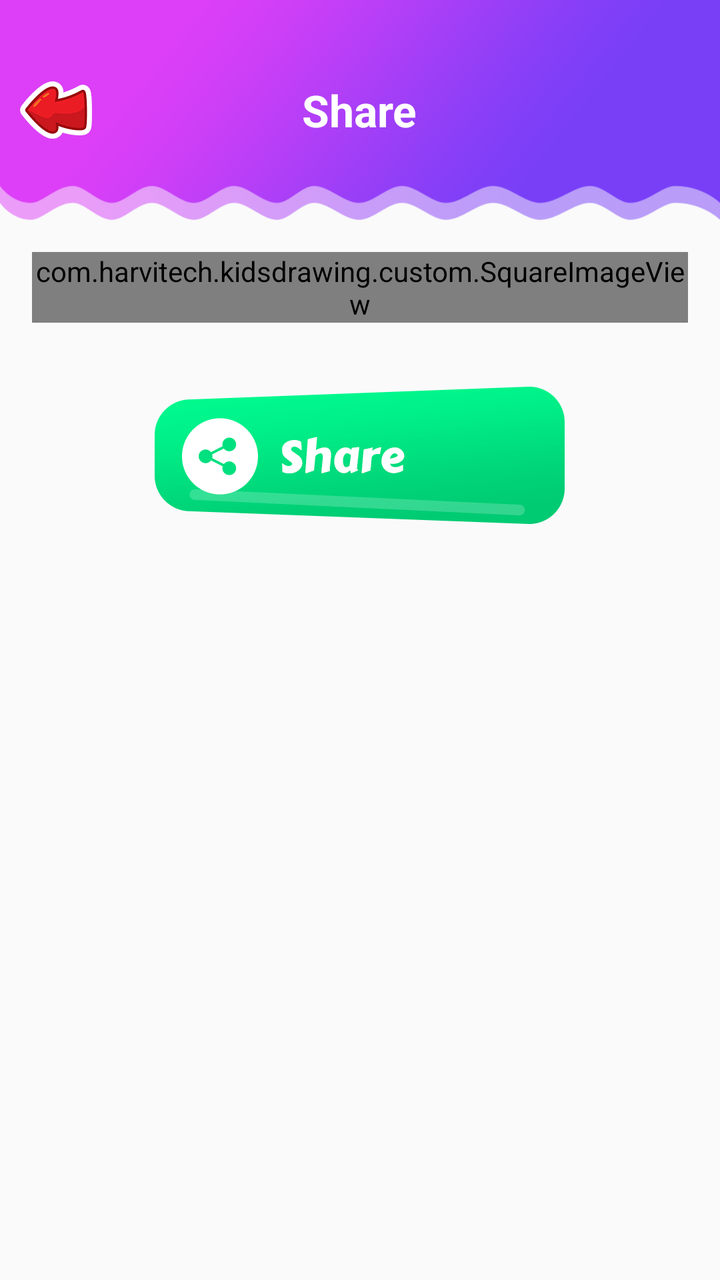
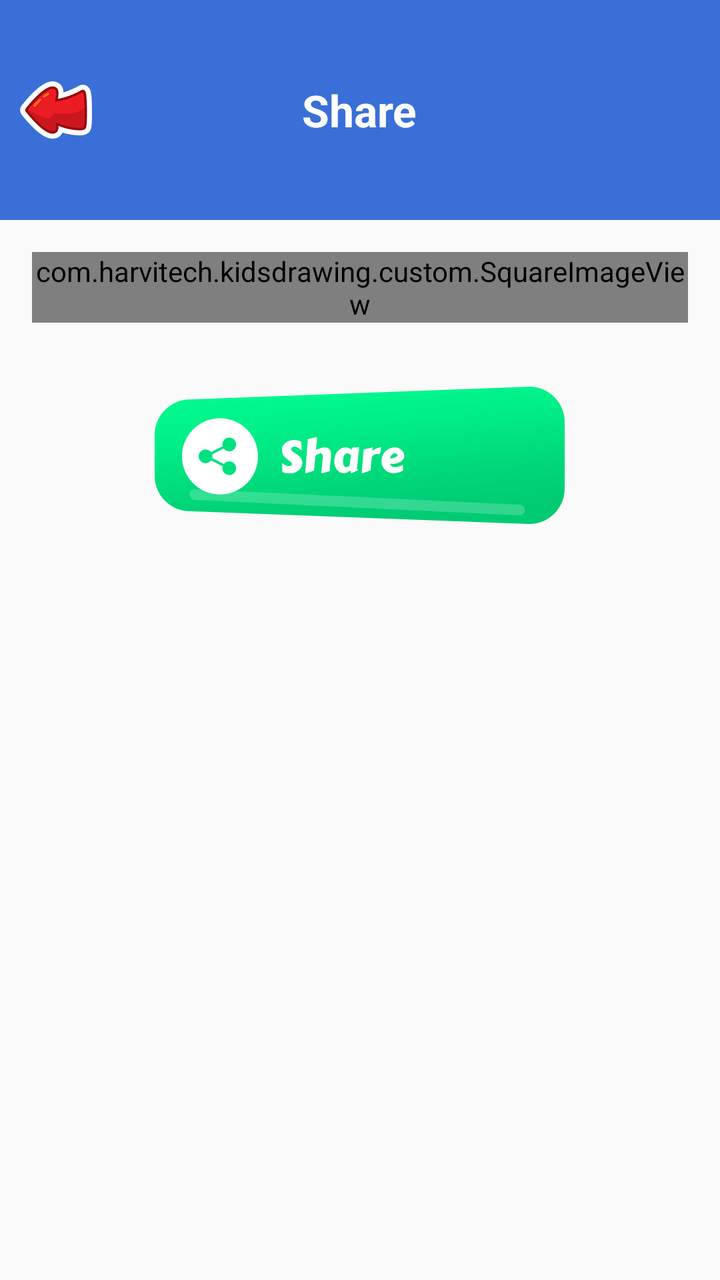

Screens rendered from an Android XML layout before and after an edit, with the pre-edit source and the edit as a unified diff.
<!-- AndroidManifest.xml: another module's application theme android:Theme.Material.Light.NoActionBar -->
<!-- res/layout/kd_activity_full_screen.xml -->
<?xml version="1.0" encoding="utf-8"?>
<LinearLayout xmlns:android="http://schemas.android.com/apk/res/android"
        xmlns:tools="http://schemas.android.com/tools"
        android:layout_width="match_parent"
        android:layout_height="match_parent"
        android:orientation="vertical"
        tools:context=".mywork.FullScreenActivity">

    <LinearLayout
            android:layout_width="match_parent"
            android:layout_height="0dp"
            android:layout_weight="1"
            android:orientation="vertical">

        <RelativeLayout
                android:layout_width="match_parent"
                android:layout_height="110dp"
                android:background="@drawable/ic_header_bg">

            <androidx.appcompat.widget.AppCompatImageView
                    android:id="@+id/ivBack"
                    android:layout_width="wrap_content"
                    android:layout_height="wrap_content"
                    android:src="@drawable/ic_edit_back"
                    android:padding="@dimen/ten_dp"
                    android:layout_centerVertical="true" />

            <androidx.appcompat.widget.AppCompatTextView
                    android:id="@+id/tvTitle"
                    android:layout_width="wrap_content"
                    android:layout_height="wrap_content"
                    android:layout_centerInParent="true"
                    android:layout_centerVertical="true"
                    android:padding="@dimen/ten_dp"
                    android:textAppearance="@style/TextAppearance.AppCompat.Large"
                    android:textStyle="bold"
                    android:text="Share"
                    android:textColor="@color/kd_colorWhite" />

        </RelativeLayout>

        <com.harvitech.kidsdrawing.custom.SquareImageView
                android:id="@+id/ivSharePreview"
                android:layout_width="match_parent"
                android:layout_height="wrap_content"
                android:scaleType="fitCenter"
                android:layout_margin="16dp"
                android:background="@color/kd_colorWhite" />

        <androidx.appcompat.widget.AppCompatImageView
                android:id="@+id/ivShare"
                android:layout_width="wrap_content"
                android:layout_height="wrap_content"
                android:src="@drawable/btn_home_share"
                android:layout_margin="16dp"
                android:layout_gravity="center_horizontal" />

    </LinearLayout>

    <FrameLayout
            android:id="@+id/adViewContainer"
            android:layout_width="match_parent"
            android:layout_height="wrap_content"
            android:layout_gravity="center"/>

</LinearLayout>
<!-- resources referenced by this layout -->
<resources>
  <color name="kd_colorWhite">#FFFFFF</color>
  <dimen name="ten_dp">10dp</dimen>
  <!-- drawable btn_home_share: png bitmap (drawable-hdpi, 8227 bytes) -->
  <!-- drawable ic_edit_back: png bitmap (drawable-hdpi, 3971 bytes) -->
  <!-- drawable ic_header_bg: png bitmap (drawable, 6233 bytes) -->
</resources>

<!-- the commit's change to res/layout/kd_activity_full_screen.xml (unified diff, before → after) -->
@@ -15,7 +15,8 @@
         <RelativeLayout
                 android:layout_width="match_parent"
                 android:layout_height="110dp"
-                android:background="@drawable/ic_header_bg">
+                android:id="@+id/rlFullHeader"
+                android:background="@color/kd_matchHeaderTheme">
 
             <androidx.appcompat.widget.AppCompatImageView
                     android:id="@+id/ivBack"
<!-- resource entries referenced after the edit -->
@@ -1,9 +1,9 @@
 <!-- resources referenced by this layout -->
 <resources>
   <color name="kd_colorWhite">#FFFFFF</color>
+  <color name="kd_matchHeaderTheme">#3A6FD8</color>
   <dimen name="ten_dp">10dp</dimen>
   <!-- drawable btn_home_share: png bitmap (drawable-hdpi, 8227 bytes) -->
   <!-- drawable ic_edit_back: png bitmap (drawable-hdpi, 3971 bytes) -->
-  <!-- drawable ic_header_bg: png bitmap (drawable, 6233 bytes) -->
 </resources>
 
